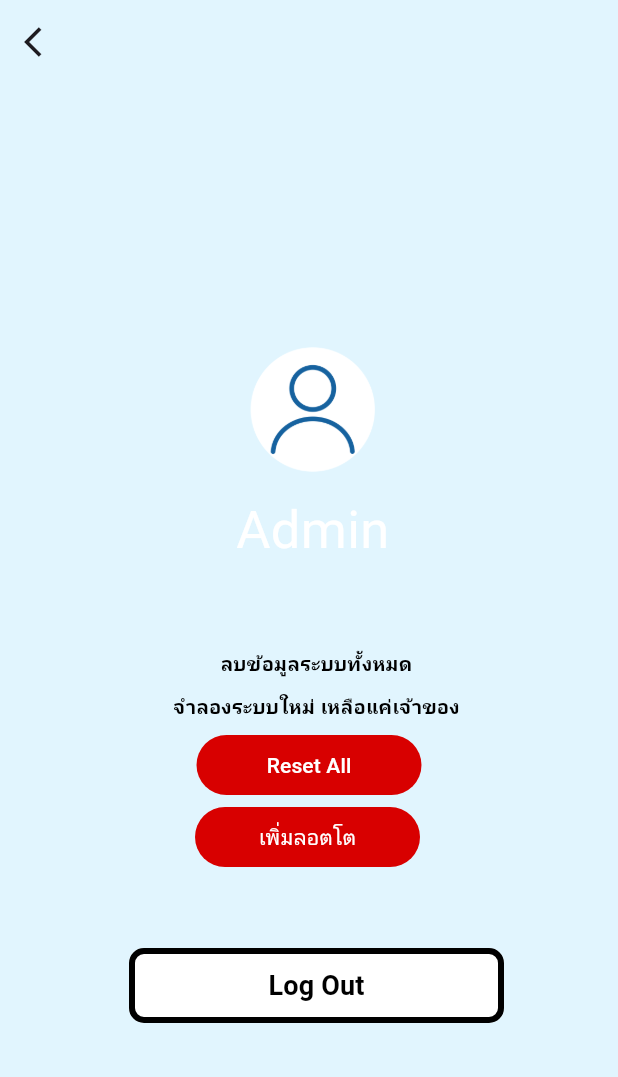
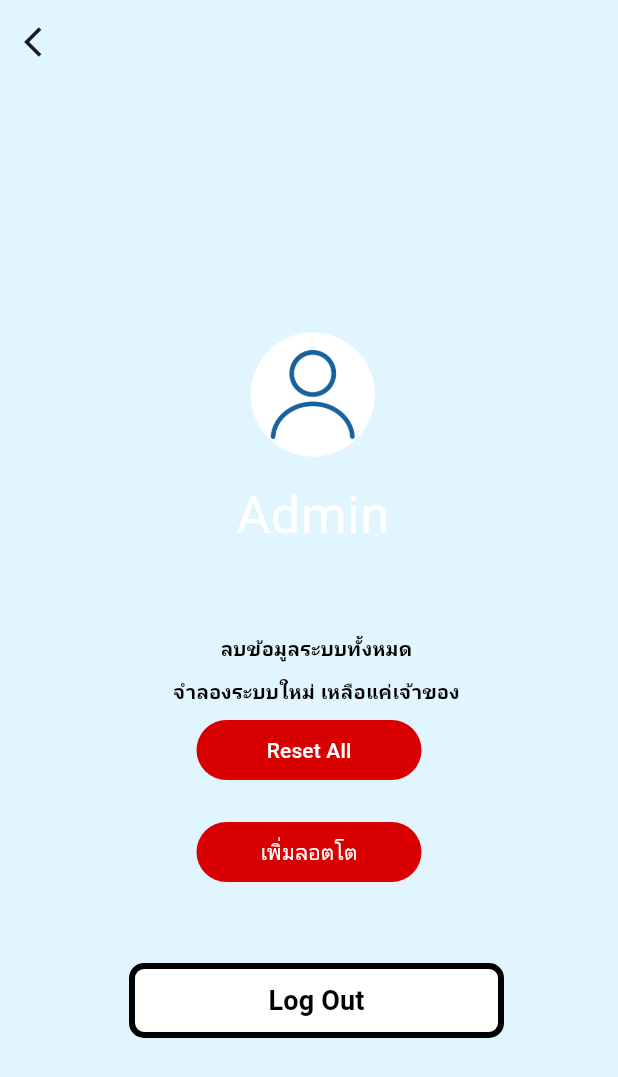
Before and after one commit to prim1112/Lotto_App, a Flutter app: the EditPage screen opened directly, on a phone screen of 412 x 824 dp. Shown: the top 1077 px of the screen. Run offline on Flutter 3.47's test engine with Material 3 defaults, Android fonts, the phone set to English and light mode, and no system bars.

Commit message:
แก้ปุ่ม

```diff
--- a/lib/pages/owner/owner_reset.dart
+++ b/lib/pages/owner/owner_reset.dart
@@ -170,15 +170,11 @@ class _EditPageState extends State<EditPage> {
                 ),
               ],
             ),
+            SizedBox(height: 20),
             Row(
+              mainAxisAlignment: MainAxisAlignment.center,
               children: [
-                Column(
-                  mainAxisAlignment: MainAxisAlignment.center,
-                  crossAxisAlignment: CrossAxisAlignment.center,
-                  children: [
-                    Padding(
-                      padding: const EdgeInsets.fromLTRB(130, 0, 0, 0),
-                      child: FilledButton(
+                FilledButton(
                   onPressed: () {
                     addLotto();
                   },
@@ -188,9 +184,6 @@ class _EditPageState extends State<EditPage> {
                     minimumSize: const Size(150, 40),
                   ),
                   child: const Text('เพิ่มลอตโต'),
-                      ),
-                    ),
-                  ],
                 ),
               ],
             ),
```
Lines whose indentation alone changed are shown as unchanged.
